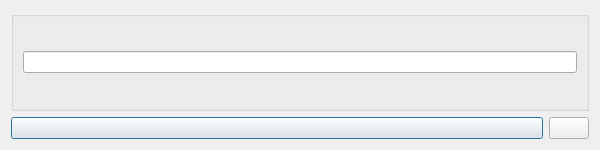
Before: the Qt Designer form widgets/jsonexport.ui in astraleuro/libraryeditor, drawn with Qt 5.
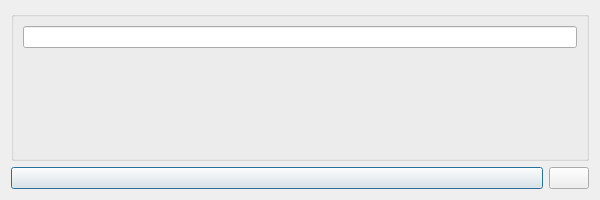
After: the same form once the commit is applied.

Diff of the .ui file:
```diff
--- a/widgets/jsonexport.ui
+++ b/widgets/jsonexport.ui
@@ -7,13 +7,13 @@
     <x>0</x>
     <y>0</y>
     <width>600</width>
-    <height>150</height>
+    <height>200</height>
    </rect>
   </property>
   <property name="minimumSize">
    <size>
     <width>600</width>
-    <height>150</height>
+    <height>200</height>
    </size>
   </property>
   <property name="windowTitle">
@@ -25,10 +25,26 @@
      <property name="title">
       <string/>
      </property>
-     <layout class="QHBoxLayout" name="horizontalLayout_2">
+     <layout class="QVBoxLayout" name="verticalLayout" stretch="0,1">
       <item>
        <widget class="QLineEdit" name="prefixEdit"/>
       </item>
+      <item>
+       <widget class="QLabel" name="label">
+        <property name="text">
+         <string/>
+        </property>
+        <property name="scaledContents">
+         <bool>true</bool>
+        </property>
+        <property name="alignment">
+         <set>Qt::AlignLeading|Qt::AlignLeft|Qt::AlignTop</set>
+        </property>
+        <property name="wordWrap">
+         <bool>true</bool>
+        </property>
+       </widget>
+      </item>
      </layout>
     </widget>
    </item>
```
